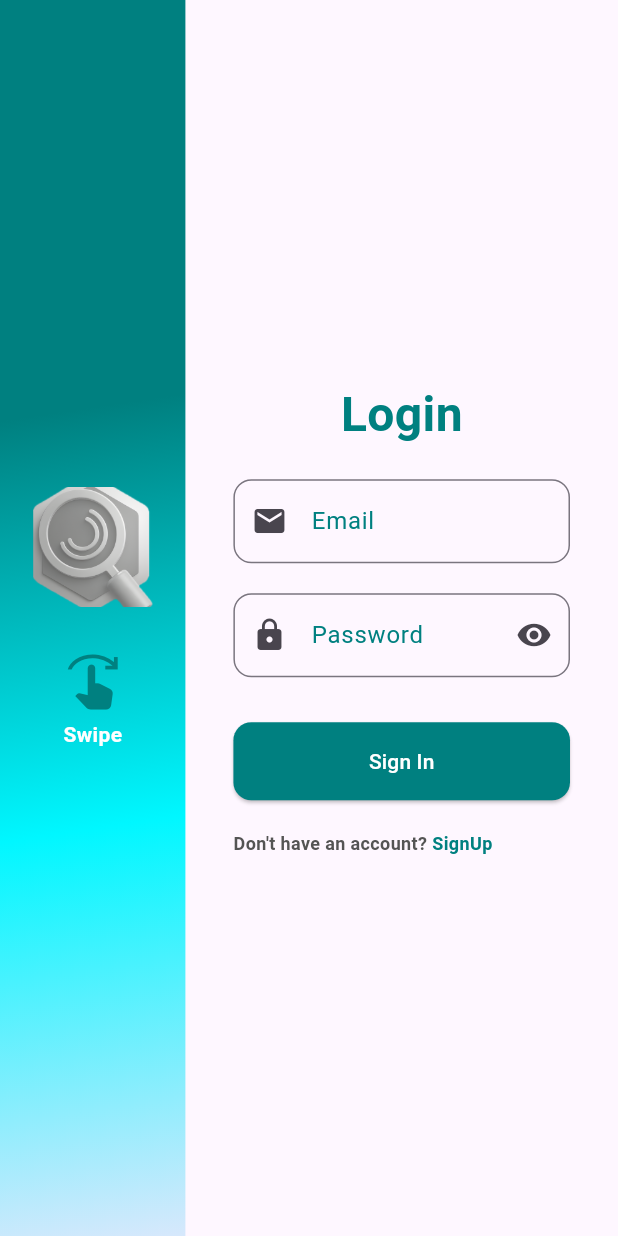
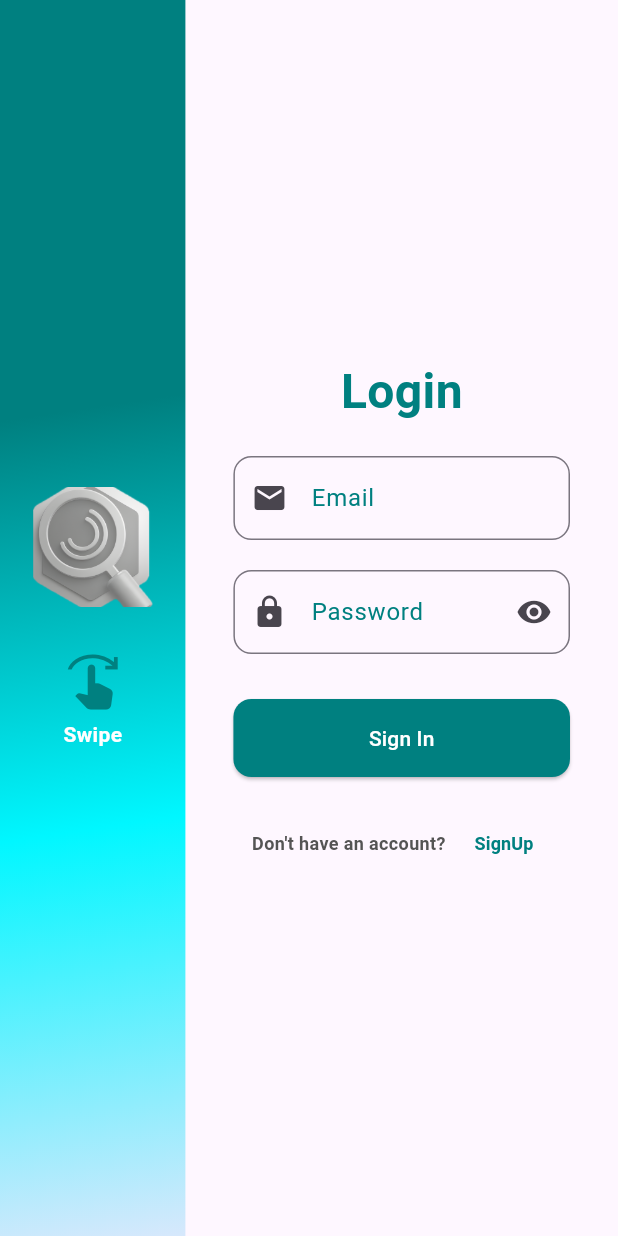
Before and after one commit to m-umairshabbir/snipscholar, a Flutter app: the SignInScreen screen opened by its route, on a phone screen of 412 x 824 dp. Run offline on Flutter 3.47's test engine with Material 3 defaults, Android fonts, the phone set to English and light mode, and no system bars; our stand-ins replace another_flushbar, cloud_firestore, equatable, firebase_auth, firebase_core, flutter_bloc and 1 more; accounts and stored records are empty.

Commit message:
login vaidators added

```diff
--- a/lib/core/presentation/components/textField/custom_field.dart
+++ b/lib/core/presentation/components/textField/custom_field.dart
@@ -50,6 +50,9 @@ class CustomTextField extends StatelessWidget {
       onChanged: onChanged,
       validator:validator,
 
+      onTapOutside: (event){
+        FocusManager.instance.primaryFocus?.unfocus();
+      },
     );
   }
 }
--- a/lib/core/presentation/screens/authenticaion/signin/signin.dart
+++ b/lib/core/presentation/screens/authenticaion/signin/signin.dart
@@ -1,3 +1,4 @@
+import 'package:flutter/foundation.dart';
 import 'package:flutter/material.dart';
 import 'package:flutter_bloc/flutter_bloc.dart';
 import 'package:snipscholar/core/Config/colors/colors.dart';
@@ -7,11 +8,12 @@ import 'package:snipscholar/core/bloc/visibility/visibility_state.dart';
 import 'package:snipscholar/core/presentation/components/btnCustom/custom_button.dart';
 import 'package:snipscholar/core/presentation/components/textField/custom_field.dart';
 import 'package:snipscholar/core/presentation/screens/authenticaion/signup/signup.dart';
+import 'package:snipscholar/core/utils/validators/custom_validators.dart';
 
 import '../../../../Config/route/route_names.dart';
 
-
 class SignInScreen extends StatelessWidget {
+  final _formKey=GlobalKey<FormState>();
   final TextEditingController emailController = TextEditingController();
   final TextEditingController passwordController = TextEditingController();
 
@@ -30,15 +32,18 @@ class SignInScreen extends StatelessWidget {
                   pageBuilder: (context, animation, secondaryAnimation) {
                     return SignUpScreen();
                   },
-                  transitionsBuilder: (context, animation, secondaryAnimation, child) {
+                  transitionsBuilder:
+                      (context, animation, secondaryAnimation, child) {
                     const begin = Offset(-1.0, 0.0);
                     const end = Offset.zero;
                     const curve = Curves.easeInOut;
 
-                    var tween = Tween(begin: begin, end: end).chain(CurveTween(curve: curve));
+                    var tween = Tween(begin: begin, end: end)
+                        .chain(CurveTween(curve: curve));
                     var offsetAnimation = animation.drive(tween);
 
-                    return SlideTransition(position: offsetAnimation, child: child);
+                    return SlideTransition(
+                        position: offsetAnimation, child: child);
                   },
                 ),
               );
@@ -52,7 +57,12 @@ class SignInScreen extends StatelessWidget {
                 child: Container(
                   decoration: const BoxDecoration(
                     gradient: LinearGradient(
-                      colors: [AppColors.teal,AppColors.teal, AppColors.shinyTeal, Color(0xffd7e8fc),],
+                      colors: [
+                        AppColors.teal,
+                        AppColors.teal,
+                        AppColors.shinyTeal,
+                        Color(0xffd7e8fc),
+                      ],
                       begin: Alignment.topLeft,
                       end: Alignment.bottomRight,
                     ),
@@ -68,7 +78,9 @@ class SignInScreen extends StatelessWidget {
                           height: 80,
                         ),
                         const SizedBox(height: 30),
-                        const Icon(Icons.swipe_right, color: AppColors.teal, size: 40), // Swipe Arrow Icon
+                        const Icon(Icons.swipe_right,
+                            color: AppColors.teal,
+                            size: 40), // Swipe Arrow Icon
                         const SizedBox(height: 5),
                         const Text(
                           'Swipe',
@@ -88,42 +100,94 @@ class SignInScreen extends StatelessWidget {
                 flex: 7,
                 child: Padding(
                   padding: const EdgeInsets.all(32.0),
+                  child: Form(
+                    key: _formKey,
                     child: BlocBuilder<VisibilityBloc, VisibilityState>(
                       builder: (context, state) {
                         return Column(
                           mainAxisAlignment: MainAxisAlignment.center,
                           children: [
-                          const Text('Login', style: TextStyle(fontSize: 32, fontWeight: FontWeight.bold,color: AppColors.teal)),
+                            const Text('Login',
+                                style: TextStyle(
+                                    fontSize: 32,
+                                    fontWeight: FontWeight.bold,
+                                    color: AppColors.teal)),
                             const SizedBox(height: 20),
-                          CustomTextField(controller: emailController, label: 'Email', icon: Icons.email),
+                            CustomTextField(
+                                controller: emailController,
+                                validator: Validators.validateEmail,
+                                onChanged: (value){
+                                  print(value);
+                                },
+                                label: 'Email',
+                                icon: Icons.email),
                             const SizedBox(height: 20),
                             CustomTextField(
                               controller: passwordController,
+                              validator: Validators.validatePassword,
+                              onChanged: (value){
+                                print(value);
+                              },
                               label: 'Password',
                               icon: Icons.lock,
                               obscureText: state!.isPasswordVisible,
                               onTapSuffix: () {
-                              context.read<VisibilityBloc>().add(TogglePasswordVisibility());
+                                context
+                                    .read<VisibilityBloc>()
+                                    .add(TogglePasswordVisibility());
                               },
                             ),
                             const SizedBox(height: 30),
                             CustomButton(
                               text: "Sign In",
                               onPressed: () {
-                              Navigator.pushNamed(context, RouteNames.testScreen);
+                                if (kDebugMode) {
+                                  print("button pressed");
+                                }
+                                if (_formKey.currentState?.validate() ?? false) {
+
+                                  // 🔥 All fields are valid
+                                  // Do the signup logic here
+                                  // TODO: Add signup logic here
+                                  if (kDebugMode) {
+                                    print ("Registering user");
+                                  }
+                                }
+
+
                               },
                             ),
-
                             const SizedBox(height: 20),
-                          const Row(
+                            OverflowBar(
+                              spacing: 1,
+                              overflowSpacing: 1,
+                              alignment: MainAxisAlignment.center,
+                              overflowAlignment: OverflowBarAlignment.center,
                               children: [
-                              Text('Don\'t have an account?', style: TextStyle(fontSize: 12, fontWeight: FontWeight.bold,color: AppColors.textDark)),
-                              Text(' SignUp', style: TextStyle(fontSize: 12, fontWeight: FontWeight.bold,color: AppColors.teal)),
+                                const Text('Don\'t have an account?',
+                                    style: TextStyle(
+                                        fontSize: 12,
+                                        fontWeight: FontWeight.bold,
+                                        color: AppColors.textDark)),
+                                TextButton(
+                                  onPressed: () {
+                                    Navigator.pushNamedAndRemoveUntil(
+                                        context,
+                                        RouteNames.signUpScreen,
+                                        (route) => false);
+                                  },
+                                  child: const Text('  SignUp',
+                                      style: TextStyle(
+                                          fontSize: 12,
+                                          fontWeight: FontWeight.bold,
+                                          color: AppColors.teal)),
+                                )
                               ],
                             ),
                           ],
                         );
                       },
+                    ),
                   ),
                 ),
               ),
```
Also changed, not shown: lib/core/presentation/screens/authenticaion/signup/signup.dart (+14 -4 lines). Lines whose indentation alone changed are shown as unchanged.
